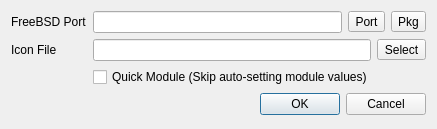
This is src-qt4/EasyPBI/newModuleDialog.ui in trueos/pcbsd as Qt 5 draws it before an edit. The edited form follows.
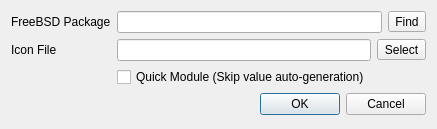
This is the edited form. Icons and pictures are not drawn.

Commit message: Remove the "port" selection option from the EasyPBI new module dialog. Apparently I missed this when removing the rest of the port options in the conversion to PBING.

Diff of the .ui file:
```diff
--- a/src-qt4/EasyPBI/newModuleDialog.ui
+++ b/src-qt4/EasyPBI/newModuleDialog.ui
@@ -20,7 +20,7 @@
    <item row="1" column="0">
     <widget class="QLabel" name="label_port">
      <property name="text">
-      <string>FreeBSD Port</string>
+      <string>FreeBSD Package</string>
      </property>
     </widget>
    </item>
@@ -33,20 +33,10 @@
        </property>
       </widget>
      </item>
-     <item>
-      <widget class="QToolButton" name="push_port">
-       <property name="text">
-        <string>Port</string>
-       </property>
-       <property name="toolButtonStyle">
-        <enum>Qt::ToolButtonTextBesideIcon</enum>
-       </property>
-      </widget>
-     </item>
      <item>
       <widget class="QToolButton" name="push_package">
        <property name="text">
-        <string>Pkg</string>
+        <string>Find</string>
        </property>
        <property name="icon">
         <iconset resource="EasyPBI.qrc">
@@ -116,7 +106,7 @@
    <item row="3" column="1">
     <widget class="QCheckBox" name="check_quick">
      <property name="text">
-      <string>Quick Module (Skip auto-setting module values)</string>
+      <string>Quick Module (Skip value auto-generation)</string>
      </property>
     </widget>
    </item>
```
The commit also changes 2 other files.
